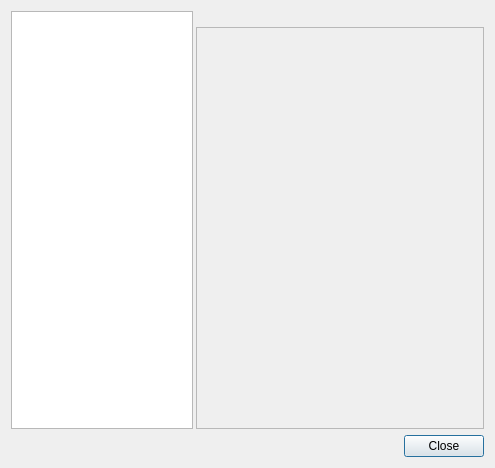
Above: ui/settingsdialog.ui from romeoxbm/depgraphv before the change. Below: the same form after it.
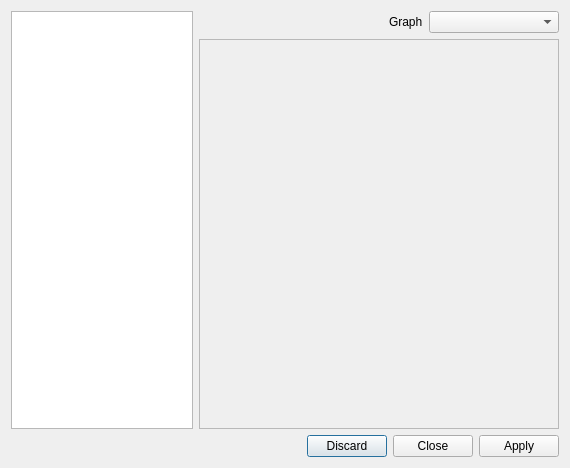
That is the form after the change.

What changed in the file:
```diff
--- a/ui/settingsdialog.ui
+++ b/ui/settingsdialog.ui
@@ -6,26 +6,51 @@
    <rect>
     <x>0</x>
     <y>0</y>
-    <width>495</width>
+    <width>570</width>
     <height>468</height>
    </rect>
   </property>
   <property name="minimumSize">
    <size>
-    <width>495</width>
+    <width>570</width>
     <height>0</height>
    </size>
   </property>
   <property name="windowTitle">
    <string>Settings</string>
   </property>
-  <layout class="QVBoxLayout" name="verticalLayout_2">
+  <layout class="QGridLayout" name="gridLayout_2">
+   <item row="1" column="0" colspan="2">
+    <layout class="QHBoxLayout" name="horizontalLayout_2" stretch="0,0">
    <item>
-    <layout class="QHBoxLayout" name="horizontalLayout">
-     <property name="spacing">
-      <number>3</number>
-     </property>
+      <spacer name="horizontalSpacer">
+       <property name="orientation">
+        <enum>Qt::Horizontal</enum>
+       </property>
+       <property name="sizeHint" stdset="0">
+        <size>
+         <width>40</width>
+         <height>20</height>
+        </size>
+       </property>
+      </spacer>
+     </item>
      <item>
+      <widget class="QDialogButtonBox" name="buttonBox">
+       <property name="orientation">
+        <enum>Qt::Horizontal</enum>
+       </property>
+       <property name="standardButtons">
+        <set>QDialogButtonBox::Apply|QDialogButtonBox::Close|QDialogButtonBox::Discard</set>
+       </property>
+       <property name="centerButtons">
+        <bool>false</bool>
+       </property>
+      </widget>
+     </item>
+    </layout>
+   </item>
+   <item row="0" column="0">
       <widget class="QListWidget" name="listWidget">
        <property name="minimumSize">
         <size>
@@ -65,16 +90,18 @@
        </property>
       </widget>
      </item>
-     <item>
+   <item row="0" column="1">
       <layout class="QVBoxLayout" name="verticalLayout">
-       <property name="spacing">
-        <number>2</number>
-       </property>
-       <property name="rightMargin">
-        <number>0</number>
-       </property>
+     <item>
+      <layout class="QHBoxLayout" name="horizontalLayout">
        <item>
         <widget class="QLabel" name="pageLabel">
+         <property name="minimumSize">
+          <size>
+           <width>140</width>
+           <height>0</height>
+          </size>
+         </property>
          <property name="font">
           <font>
            <weight>75</weight>
@@ -87,6 +114,41 @@
         </widget>
        </item>
        <item>
+        <spacer name="horizontalSpacer_2">
+         <property name="orientation">
+          <enum>Qt::Horizontal</enum>
+         </property>
+         <property name="sizeHint" stdset="0">
+          <size>
+           <width>10</width>
+           <height>20</height>
+          </size>
+         </property>
+        </spacer>
+       </item>
+       <item>
+        <widget class="QLabel" name="graphNameLabel">
+         <property name="text">
+          <string>Graph</string>
+         </property>
+         <property name="buddy">
+          <cstring>graphName</cstring>
+         </property>
+        </widget>
+       </item>
+       <item>
+        <widget class="QComboBox" name="graphName">
+         <property name="minimumSize">
+          <size>
+           <width>130</width>
+           <height>0</height>
+          </size>
+         </property>
+        </widget>
+       </item>
+      </layout>
+     </item>
+     <item>
         <widget class="QScrollArea" name="scrollArea">
          <property name="frameShape">
           <enum>QFrame::StyledPanel</enum>
@@ -99,8 +161,8 @@
            <rect>
             <x>0</x>
             <y>0</y>
-            <width>286</width>
-            <height>396</height>
+          <width>360</width>
+          <height>378</height>
            </rect>
           </property>
           <layout class="QGridLayout" name="gridLayout">
@@ -139,32 +201,6 @@
       </layout>
      </item>
     </layout>
-   </item>
-   <item>
-    <layout class="QHBoxLayout" name="horizontalLayout_2" stretch="0,0">
-     <item>
-      <spacer name="horizontalSpacer">
-       <property name="orientation">
-        <enum>Qt::Horizontal</enum>
-       </property>
-       <property name="sizeHint" stdset="0">
-        <size>
-         <width>40</width>
-         <height>20</height>
-        </size>
-       </property>
-      </spacer>
-     </item>
-     <item>
-      <widget class="QPushButton" name="closeButton">
-       <property name="text">
-        <string>Close</string>
-       </property>
-      </widget>
-     </item>
-    </layout>
-   </item>
-  </layout>
  </widget>
  <resources/>
  <connections>
```
Left out of the diff: 40 changed lines with no effect on the pictures. Lines whose indentation alone changed are shown as unchanged.
